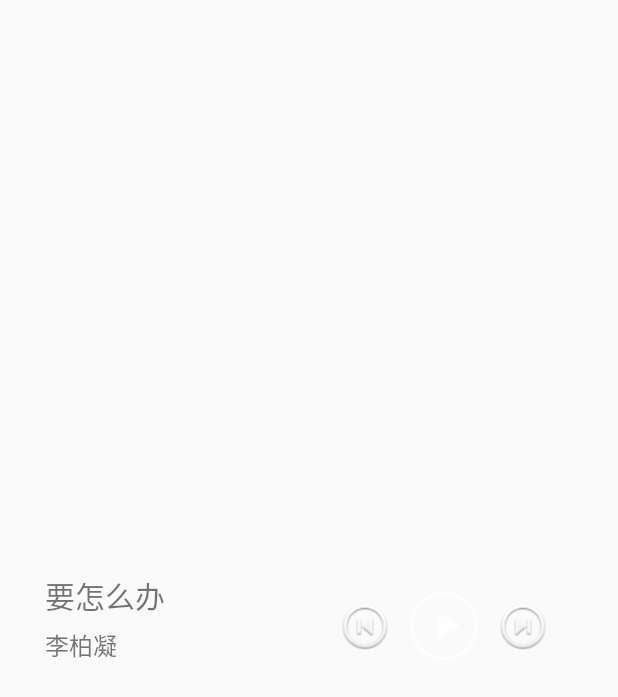
After one commit to zhangbz/MusicPlayer, an Android app: the layout music_notification.xml on its own in the app's theme, with its tools: preview values and no code run, on a phone screen of 412 x 824 dp. The commit adds this screen. Shown: the top 697 px of the screen. Run offline under Robolectric (Android 15) with nearby library versions, the phone set to English and light mode, and no system bars.

Commit message:
version3:add notification

```diff
--- a/app/src/main/AndroidManifest.xml
+++ b/app/src/main/AndroidManifest.xml
@@ -4,7 +4,7 @@
 
     <application
         android:allowBackup="true"
-        android:icon="@mipmap/ic_launcher"
+        android:icon="@drawable/default_pic"
         android:label="@string/app_name"
         android:supportsRtl="true"
         android:theme="@style/AppTheme">
--- a/app/src/main/res/layout/activity_main.xml
+++ b/app/src/main/res/layout/activity_main.xml
@@ -63,9 +63,9 @@
         <ImageButton
             android:id="@+id/btn_play"
             android:layout_marginLeft="10dp"
-            android:background="@drawable/desk_play"
-            android:layout_width="40dp"
-            android:layout_height="40dp"/>
+            android:src="@drawable/note_btn_play"
+            android:layout_width="30dp"
+            android:layout_height="30dp"/>
         <ImageButton
             android:id="@+id/btn_next"
             android:layout_marginLeft="10dp"
--- /dev/null
+++ b/app/src/main/res/layout/music_notification.xml
@@ -0,0 +1,59 @@
+<?xml version="1.0" encoding="utf-8"?>
+<LinearLayout xmlns:android="http://schemas.android.com/apk/res/android"
+              android:orientation="horizontal"
+              android:layout_margin="10dp"
+              android:layout_width="match_parent"
+              android:layout_height="match_parent">
+    <LinearLayout
+        android:layout_gravity="center"
+        android:layout_marginLeft="10dp"
+        android:orientation="vertical"
+        android:layout_width="170dp"
+        android:layout_height="wrap_content">
+        <TextView
+            android:layout_marginLeft="10dp"
+            android:id="@+id/music_name"
+            android:textSize="20dp"
+            android:text="要怎么办"
+            android:maxLines="1"
+            android:ellipsize="end"
+            android:layout_width="wrap_content"
+            android:layout_height="wrap_content"/>
+        <TextView
+            android:layout_marginLeft="10dp"
+            android:layout_marginTop="6dp"
+            android:id="@+id/singer_name"
+            android:textSize="16dp"
+            android:text="李柏凝"
+            android:layout_width="wrap_content"
+            android:layout_height="wrap_content"/>
+
+    </LinearLayout>
+
+    <LinearLayout
+        android:layout_gravity="center"
+        android:layout_marginTop="5dp"
+        android:orientation="horizontal"
+        android:layout_width="match_parent"
+        android:layout_height="wrap_content"
+        android:gravity="center">
+        <ImageButton
+            android:id="@+id/btn_prev"
+            android:background="@drawable/desk_pre"
+            android:layout_width="40dp"
+            android:layout_height="40dp"/>
+        <ImageButton
+            android:layout_marginLeft="10dp"
+            android:id="@+id/btn_play"
+            android:src="@drawable/note_btn_play"
+            android:background="#00ffffff"
+            android:layout_width="wrap_content"
+            android:layout_height="wrap_content"/>
+        <ImageButton
+            android:layout_marginLeft="10dp"
+            android:id="@+id/btn_next"
+            android:background="@drawable/desk_next"
+            android:layout_width="40dp"
+            android:layout_height="40dp"/>
+    </LinearLayout>
+</LinearLayout>
```
Also changed, not shown: app/src/main/java/com/example/janiszhang/musicplayer/MusicService.java (+81 -0 lines), app/src/main/res/drawable/note_btn_next.png (added), app/src/main/res/drawable/note_btn_pause.png (added), app/src/main/res/drawable/note_btn_play.png (added), app/src/main/res/drawable/note_btn_pre.png (added).
